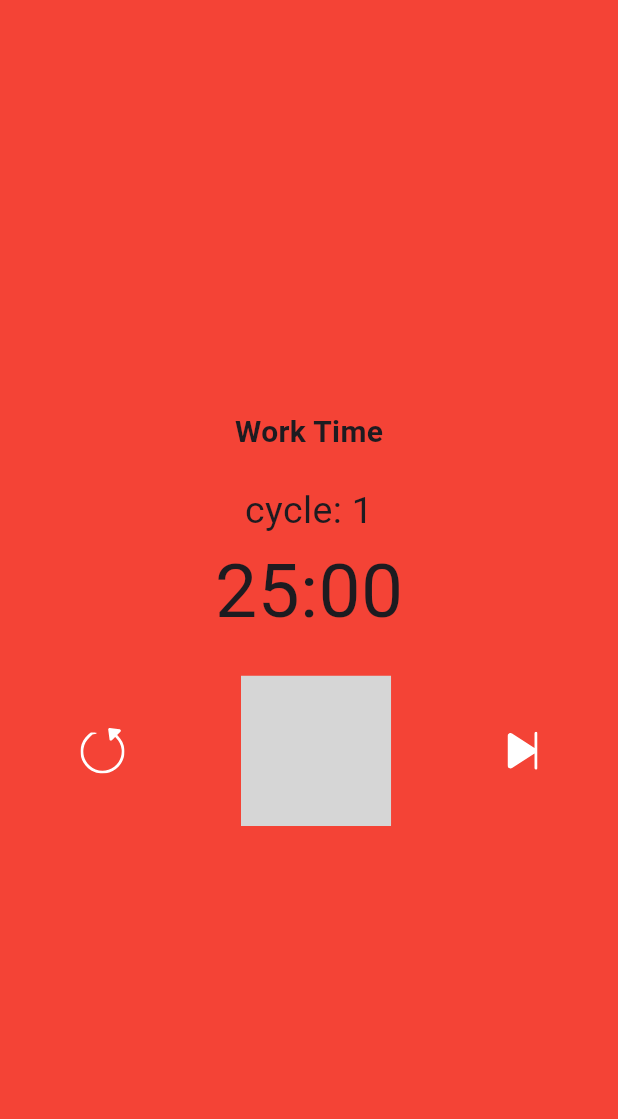
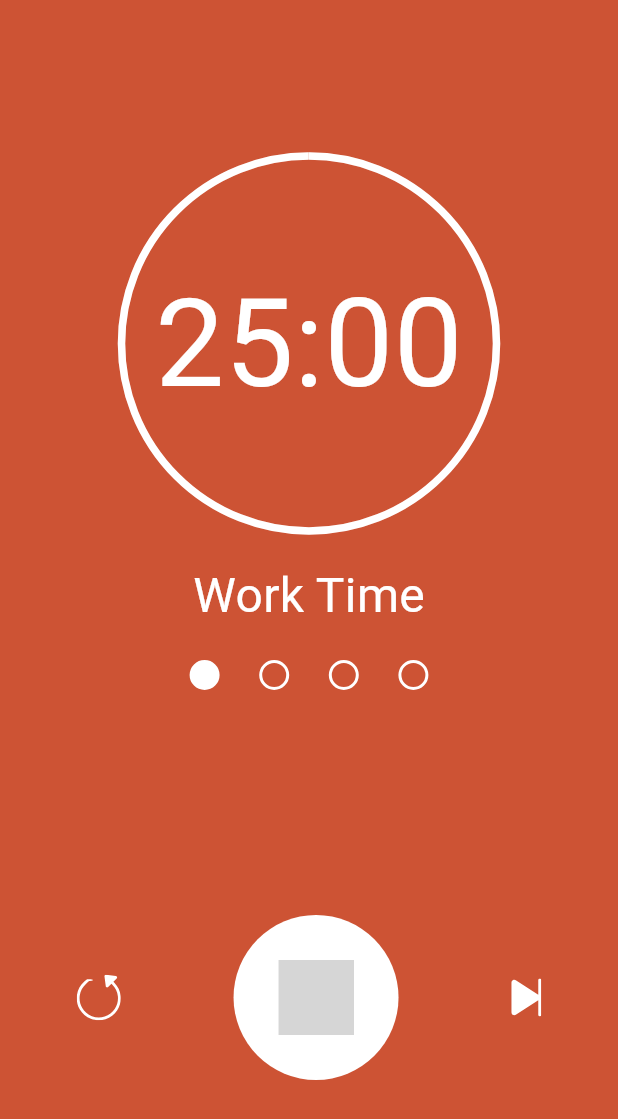
Before and after one commit to WielPlatfMob-Projekt/Pomodoro-Timer, a Flutter app: the screen it shows after launch, on a phone screen of 412 x 824 dp. Shown: the top 1119 px of the screen. Run offline on Flutter 3.47's test engine with Material 3 defaults, Android fonts, the light colour scheme and no system bars; our stand-ins replace flutter_svg; grey boxes are pictures that could not be loaded.

Commit message:
graphical improements

```diff
--- a/lib/main.dart
+++ b/lib/main.dart
@@ -15,7 +15,11 @@ class PomodoroApp extends StatelessWidget {
   Widget build(BuildContext context) {
     return MaterialApp(
       title: 'Pomodoro',
-      theme: ThemeData(),
+      theme: ThemeData(
+        splashColor: Colors.transparent,
+        highlightColor: Colors.transparent,
+        hoverColor: Colors.transparent,
+      ),
       home: PomodoroTimer(),
     );
   }
@@ -41,24 +45,55 @@ class _PomodoroTimerState extends State<PomodoroTimer> {
   int _shortBreakTime = 5;
   int _longBreakTime = 15;
 
+
+
+  static const double padding = 30;
+  static const double icon_size = 50;
+
+  static const Color workColor = Color(0xFFCD5334);
+  static const Color sbreakColor = Color(0xFF1D7235);
+  static const Color lbreakColor = Color(0xFF227C9D);
+
   //svg
   final Widget svgMenu = SvgPicture.asset('assets/svg/menu.svg',
       //colorFilter: const ColorFilter.mode(Colors.red, BlendMode.srcIn),
       semanticsLabel: 'menu button');
 
-  final Widget svgPlayR = SvgPicture.asset('assets/svg/play.svg',
-      width: 100,
-      height: 100,
-      //colorFilter: const ColorFilter.mode(Colors.red, BlendMode.srcATop),
-      semanticsLabel: 'play button');
+  final Widget svgPlayR = Container(
+      padding: const EdgeInsets.all(padding),
+      decoration: const BoxDecoration(
+        color: Colors.white,
+        shape: BoxShape.circle,
+      ),
+      child: SvgPicture.asset('assets/svg/play.svg',
+          width: icon_size,
+          height: icon_size,
+          colorFilter: const ColorFilter.mode(workColor, BlendMode.srcATop),
+          semanticsLabel: 'play button'));
 
-  final Widget svgPlayG = SvgPicture.asset('assets/svg/play.svg',
-      //colorFilter: const ColorFilter.mode(Colors.red, BlendMode.srcIn),
-      semanticsLabel: 'play button');
+  final Widget svgPlayG = Container(
+      padding: const EdgeInsets.all(padding),
+      decoration: const BoxDecoration(
+        color: Colors.white,
+        shape: BoxShape.circle,
+      ),
+      child: SvgPicture.asset('assets/svg/play.svg',
+          width: icon_size,
+          height: icon_size,
+          colorFilter: const ColorFilter.mode(sbreakColor, BlendMode.srcIn),
+          semanticsLabel: 'play button'));
 
-  final Widget svgPlayB = SvgPicture.asset('assets/svg/play.svg',
-      //colorFilter: const ColorFilter.mode(Color(0xFF227C9D), BlendMode.srcIn),
-      semanticsLabel: 'play button');
+  final Widget svgPlayB = Container(
+      padding: const EdgeInsets.all(padding),
+      decoration: BoxDecoration(
+        color: Colors.white,
+        shape: BoxShape.circle,
+      ),
+      child: SvgPicture.asset('assets/svg/play.svg',
+          width: icon_size,
+          height: icon_size,
+          colorFilter: const ColorFilter.mode(lbreakColor, BlendMode.srcIn),
+          semanticsLabel: 'play button'));
 
   final Widget svgQMark = SvgPicture.asset('assets/svg/question_mark.svg',
       //colorFilter: const ColorFilter.mode(Colors.red, BlendMode.srcIn),
@@ -72,17 +107,41 @@ class _PomodoroTimerState extends State<PomodoroTimer> {
       //colorFilter: const ColorFilter.mode(Colors.red, BlendMode.srcIn),
       semanticsLabel: 'skip');
 
-  final Widget svgStopR = SvgPicture.asset('assets/svg/stop.svg',
-      //colorFilter: const ColorFilter.mode(Color(0xFFCD5334), BlendMode.srcIn),
-      semanticsLabel: 'stop red');
+  final Widget svgStopR = Container(
+      padding: const EdgeInsets.all(padding),
+      decoration: BoxDecoration(
+        color: Colors.white,
+        shape: BoxShape.circle,
+      ),
+      child: SvgPicture.asset('assets/svg/stop.svg',
+          width: icon_size,
+          height: icon_size,
+          colorFilter: const ColorFilter.mode(workColor, BlendMode.srcIn),
+          semanticsLabel: 'stop red'));
 
-  final Widget svgStopG = SvgPicture.asset('assets/svg/stop.svg',
-      //colorFilter: const ColorFilter.mode(Colors.red, BlendMode.srcIn),
-      semanticsLabel: 'stop green');
+  final Widget svgStopG = Container(
+      padding: const EdgeInsets.all(padding),
+      decoration: BoxDecoration(
+        color: Colors.white,
+        shape: BoxShape.circle,
+      ),
+      child: SvgPicture.asset('assets/svg/stop.svg',
+          width: icon_size,
+          height: icon_size,
+          colorFilter: const ColorFilter.mode(sbreakColor, BlendMode.srcIn),
+          semanticsLabel: 'stop green'));
 
-  final Widget svgStopB = SvgPicture.asset('assets/svg/stop.svg',
-      colorFilter: const ColorFilter.mode(Color(0xFF227C9D), BlendMode.srcIn),
-      semanticsLabel: 'stop blue');
+  final Widget svgStopB = Container(
+      padding: const EdgeInsets.all(padding),
+      decoration: BoxDecoration(
+        color: Colors.white,
+        shape: BoxShape.circle,
+      ),
+      child: SvgPicture.asset('assets/svg/stop.svg',
+          width: icon_size,
+          height: icon_size,
+          colorFilter: const ColorFilter.mode(lbreakColor, BlendMode.srcIn),
+          semanticsLabel: 'stop blue'));
 
   //
 
@@ -103,7 +162,6 @@ class _PomodoroTimerState extends State<PomodoroTimer> {
   resetState() {
     cycleIndex = 0;
   }
-
 
   //
 
@@ -140,7 +198,9 @@ class _PomodoroTimerState extends State<PomodoroTimer> {
 
   void _stopTimer() {
     _timer.cancel();
-    setState(() {_isActive = false;});
+    setState(() {
+      _isActive = false;
+    });
   }
 
   void _resetTimer() {
@@ -174,7 +234,8 @@ class _PomodoroTimerState extends State<PomodoroTimer> {
       }
 
       actualCycle += 1;
-    currentState = getNextState();});
+      currentState = getNextState();
+    });
     _startTimer();
   }
 
@@ -184,27 +245,33 @@ class _PomodoroTimerState extends State<PomodoroTimer> {
     String secondsStr = _seconds < 10 ? '0$_seconds' : '$_seconds';
 
     final Map<PomodoroState, Color> stateColors = {
-      PomodoroState.work: Colors.red,
-      PomodoroState.shortBreak: Colors.green,
-      PomodoroState.longBreak: Colors.blue,
+      PomodoroState.work: workColor,
+      PomodoroState.shortBreak: sbreakColor,
+      PomodoroState.longBreak: lbreakColor,
     };
 
     final Map<PomodoroState, Widget> svgPlay = {
       PomodoroState.work: svgPlayR,
-      PomodoroState.shortBreak: svgPlayB,
-      PomodoroState.longBreak: svgPlayG
+      PomodoroState.shortBreak: svgPlayG,
+      PomodoroState.longBreak: svgPlayB
     };
 
     final Map<PomodoroState, Widget> svgStop = {
       PomodoroState.work: svgStopR,
-      PomodoroState.shortBreak: svgStopB,
-      PomodoroState.longBreak: svgStopG,
+      PomodoroState.shortBreak: svgStopG,
+      PomodoroState.longBreak: svgStopB,
     };
 
-    final Map<PomodoroState, String> SessionText = {
+    final Map<PomodoroState, String> sessionText = {
       PomodoroState.work: 'Work Time',
       PomodoroState.shortBreak: 'Short Break',
       PomodoroState.longBreak: 'Long Break',
+    };
+
+    final Map<PomodoroState, int> sessionTime = {
+      PomodoroState.work: _workTime,
+      PomodoroState.shortBreak: _shortBreakTime,
+      PomodoroState.longBreak: _longBreakTime,
     };
 
     ButtonStyle transparentButtonStyle = ElevatedButton.styleFrom(
@@ -218,36 +285,95 @@ class _PomodoroTimerState extends State<PomodoroTimer> {
         child: Column(
           mainAxisAlignment: MainAxisAlignment.center,
           children: <Widget>[
+            Stack(
+              alignment: Alignment.center,
+              children: <Widget>[
+                Container(
+                  width: 250.0, // adjust the size as needed
+                  height: 250.0, // adjust the size as needed
+                  child: CircularProgressIndicator(
+                    value: ((_minutes * 60 + _seconds) /
+                        (sessionTime[currentState]! *
+                            60)), // replace with your progress value
+                    valueColor: AlwaysStoppedAnimation<Color>(Colors.white),
+                    backgroundColor: Colors.white.withOpacity(0.2),
+                    strokeWidth: 5.0,
+                  ),
+                ),
                 Text(
-              SessionText[currentState]!,
-              style: TextStyle(fontSize: 20.0, fontWeight: FontWeight.bold),
+                  '$minutesStr:$secondsStr' '',
+                  style: TextStyle(fontSize: 82.0, color: Colors.white),
+                ),
+              ],
             ),
             SizedBox(height: 20.0),
             Text(
-              "cycle: $actualCycle",
-              style: TextStyle(fontSize: 25.0),
-            ),
-            Text(
-              '$minutesStr:$secondsStr',
-              style: TextStyle(fontSize: 50.0),
+              sessionText[currentState]!,
+              style: TextStyle(fontSize: 32.0, color: Colors.white),
             ),
             SizedBox(height: 20.0),
+            Padding(
+              padding: const EdgeInsets.symmetric(horizontal: 100.0),
+              child: Row(
+                mainAxisAlignment: MainAxisAlignment.spaceEvenly,
+                children: List<Widget>.generate(
+                  4,
+                  (index) => Container(
+                    width: 20.0,
+                    height: 20.0,
+                    decoration: BoxDecoration(
+                      shape: BoxShape.circle,
+                      border: Border.all(
+                        color: Colors.white,
+                        width: 2.0,
+                      ),
+                      color: index < actualCycle
+                          ? Colors.white
+                          : Colors.transparent,
+                    ),
+                  ),
+                ),
+              ),
+            ),
+            SizedBox(height: 150.0),
             Row(
               mainAxisAlignment: MainAxisAlignment.spaceEvenly,
               children: <Widget>[
                 ElevatedButton(
                   onPressed: _resetTimer,
-                  style: transparentButtonStyle,
+                  style: transparentButtonStyle.copyWith(
+                    overlayColor: MaterialStateProperty.resolveWith<Color>(
+                      (Set<MaterialState> states) {
+                        return Colors
+                            .transparent; // Use transparent color for all states
+                      },
+                    ),
+                  ),
                   child: svgReset,
                 ),
                 ElevatedButton(
                   onPressed: _isActive ? _stopTimer : _startTimer,
-                  style: transparentButtonStyle,
-                  child: _isActive ? svgStop[currentState] : svgPlay[currentState],
+                  style: transparentButtonStyle.copyWith(
+                    overlayColor: MaterialStateProperty.resolveWith<Color>(
+                      (Set<MaterialState> states) {
+                        return Colors
+                            .transparent; // Use transparent color for all states
+                      },
+                    ),
+                  ),
+                  child:
+                      _isActive ? svgStop[currentState] : svgPlay[currentState],
                 ),
                 ElevatedButton(
                   onPressed: (actualCycle == cycles) ? null : _skipCyclePart,
-                  style: transparentButtonStyle,
+                  style: transparentButtonStyle.copyWith(
+                    overlayColor: MaterialStateProperty.resolveWith<Color>(
+                      (Set<MaterialState> states) {
+                        return Colors
+                            .transparent; // Use transparent color for all states
+                      },
+                    ),
+                  ),
                   child: svgSkip,
                 ),
               ],
```
Lines whose indentation alone changed are shown as unchanged.
